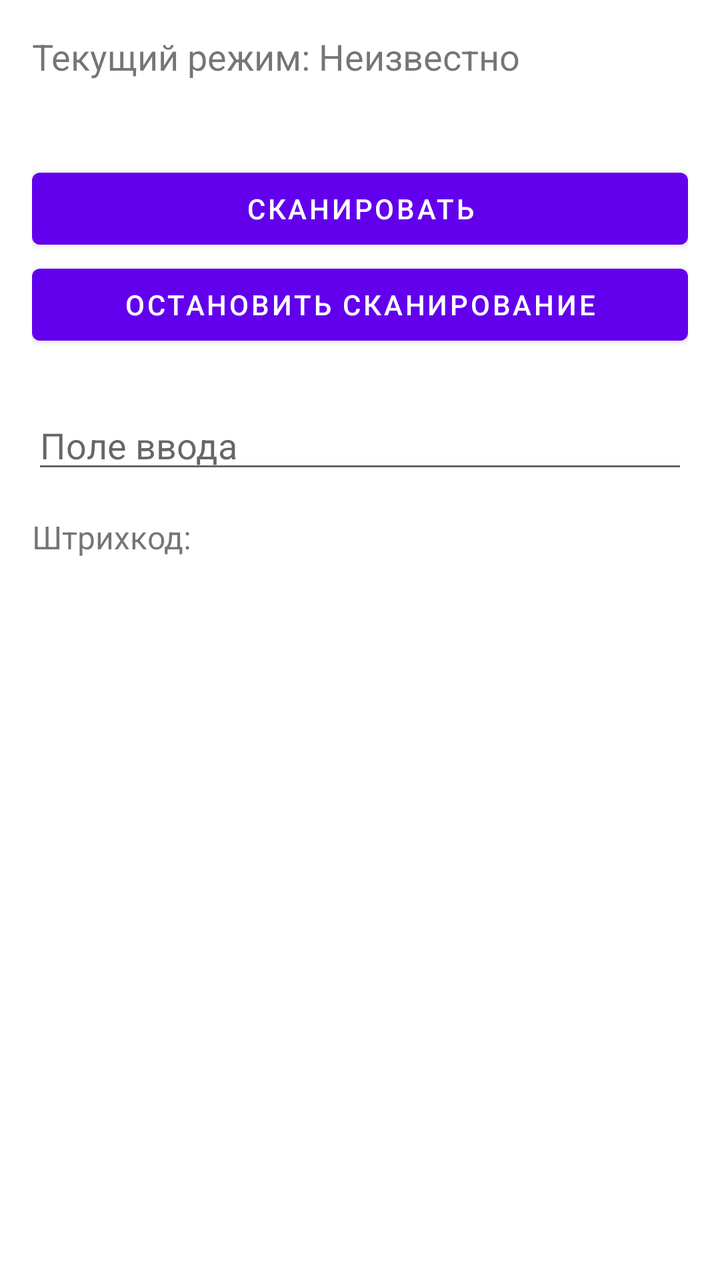
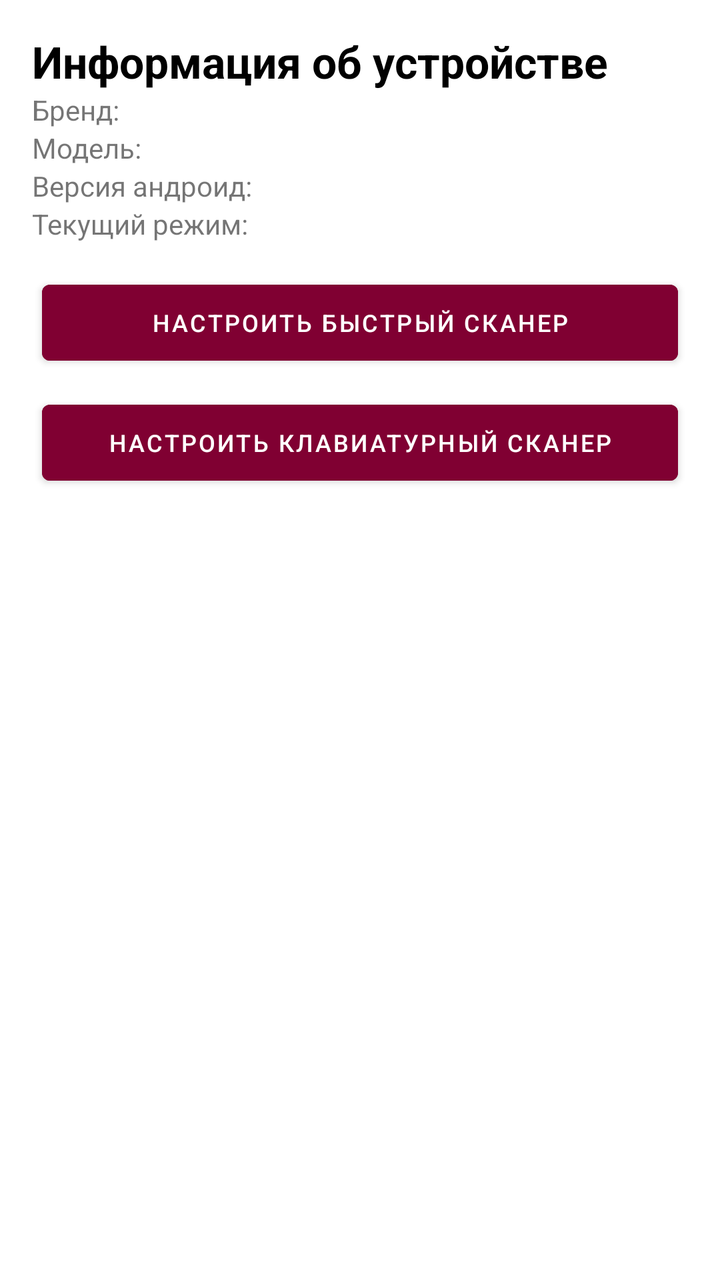

Before-and-after screenshots of an Android layout around one commit, followed by the original layout XML and the change that was made.
<!-- AndroidManifest.xml: application theme Theme.InventoryScannerEvroopt -->
<!-- res/layout/fragment_scanner.xml -->
<?xml version="1.0" encoding="utf-8"?>
<ScrollView xmlns:android="http://schemas.android.com/apk/res/android"
    android:layout_width="match_parent"
    android:layout_height="match_parent">

    <LinearLayout
        android:layout_width="match_parent"
        android:layout_height="wrap_content"
        android:orientation="vertical"
        android:padding="16dp">

        <TextView
            android:id="@+id/tvCurrentMode"
            android:layout_width="wrap_content"
            android:layout_height="wrap_content"
            android:text="Текущий режим: Неизвестно"
            android:textSize="18sp" />

        <Space
            android:layout_width="match_parent"
            android:layout_height="16dp" />


        <Space
            android:layout_width="match_parent"
            android:layout_height="24dp" />

        <Button
            android:id="@+id/btnStartScan"
            android:layout_width="match_parent"
            android:layout_height="wrap_content"
            android:text="Сканировать" />

        <Button
            android:id="@+id/btnStopScan"
            android:layout_width="match_parent"
            android:layout_height="wrap_content"
            android:text="Остановить сканирование" />

        <Space
            android:layout_width="match_parent"
            android:layout_height="24dp" />

        <EditText
            android:id="@+id/etKeystrokeTest"
            android:layout_width="match_parent"
            android:layout_height="wrap_content"
            android:hint="Поле ввода" />

        <TextView
            android:id="@+id/tvScanResult"
            android:layout_width="match_parent"
            android:layout_height="wrap_content"
            android:text="Штрихкод:"
            android:textSize="16sp"
            android:paddingTop="16dp" />

    </LinearLayout>

</ScrollView>
<!-- resources referenced by this layout -->
<resources>
  <style name="Theme.InventoryScannerEvroopt" parent="Theme.MaterialComponents.DayNight.DarkActionBar">
          
          <item name="colorPrimary">@color/purple_500</item>
          <item name="colorPrimaryVariant">@color/purple_700</item>
          <item name="colorOnPrimary">@color/white</item>
          
          <item name="colorSecondary">@color/teal_200</item>
          <item name="colorSecondaryVariant">@color/teal_700</item>
          <item name="colorOnSecondary">@color/black</item>
          
          <item name="android:statusBarColor">?attr/colorPrimaryVariant</item>
          
      </style>
  <color name="purple_500">#FF6200EE</color>
  <color name="purple_700">#FF3700B3</color>
  <color name="white">#FFFFFFFF</color>
  <color name="teal_200">#FF03DAC5</color>
  <color name="teal_700">#FF018786</color>
  <color name="black">#FF000000</color>
</resources>

<!-- the commit's change to res/layout/fragment_scanner.xml (unified diff, before → after) -->
@@ -1,59 +1,72 @@
 <?xml version="1.0" encoding="utf-8"?>
-<ScrollView xmlns:android="http://schemas.android.com/apk/res/android"
+<ScrollView
+    xmlns:android="http://schemas.android.com/apk/res/android"
     android:layout_width="match_parent"
     android:layout_height="match_parent">
 
     <LinearLayout
         android:layout_width="match_parent"
         android:layout_height="wrap_content"
-        android:orientation="vertical"
-        android:padding="16dp">
+        android:padding="16dp"
+        android:orientation="vertical">
+
+        <TextView
+            android:layout_width="wrap_content"
+            android:layout_height="wrap_content"
+            android:text="Информация об устройстве"
+            android:textStyle="bold"
+            android:textSize="22sp"
+            android:textColor="@color/black"/>
+
+        <TextView
+            android:id="@+id/tvBrand"
+            android:layout_width="match_parent"
+            android:layout_height="wrap_content"
+            android:text="Бренд:"/>
+
+
+        <TextView
+            android:id="@+id/tvModel"
+            android:layout_width="match_parent"
+            android:layout_height="wrap_content"
+            android:text="Модель:"/>
+
+        <TextView
+            android:id="@+id/tvVersion"
+            android:layout_width="match_parent"
+            android:layout_height="wrap_content"
+            android:text="Версия андроид:"/>
 
         <TextView
             android:id="@+id/tvCurrentMode"
-            android:layout_width="wrap_content"
+            android:layout_width="match_parent"
             android:layout_height="wrap_content"
-            android:text="Текущий режим: Неизвестно"
-            android:textSize="18sp" />
-
-        <Space
-            android:layout_width="match_parent"
-            android:layout_height="16dp" />
+            android:text="Текущий режим:"/>
 
 
         <Space
             android:layout_width="match_parent"
-            android:layout_height="24dp" />
+            android:layout_height="10dp"/>
 
         <Button
-            android:id="@+id/btnStartScan"
+            android:id="@+id/btnSetBroadcastScanner"
             android:layout_width="match_parent"
-            android:layout_height="wrap_content"
-            android:text="Сканировать" />
+            android:layout_height="50dp"
+            android:layout_margin="5dp"
+            android:backgroundTint="@color/bordo"
+            android:text="Настроить быстрый сканер"
+            android:textSize="12sp"/>
 
         <Button
-            android:id="@+id/btnStopScan"
+            android:id="@+id/btnSetKeystrokeScanner"
             android:layout_width="match_parent"
-            android:layout_height="wrap_content"
-            android:text="Остановить сканирование" />
+            android:layout_height="50dp"
+            android:layout_margin="5dp"
+            android:backgroundTint="@color/bordo"
+            android:text="Настроить клавиатурный сканер"
+            android:textSize="12sp"/>
 
-        <Space
-            android:layout_width="match_parent"
-            android:layout_height="24dp" />
 
-        <EditText
-            android:id="@+id/etKeystrokeTest"
-            android:layout_width="match_parent"
-            android:layout_height="wrap_content"
-            android:hint="Поле ввода" />
-
-        <TextView
-            android:id="@+id/tvScanResult"
-            android:layout_width="match_parent"
-            android:layout_height="wrap_content"
-            android:text="Штрихкод:"
-            android:textSize="16sp"
-            android:paddingTop="16dp" />
 
     </LinearLayout>
 
<!-- resource entries referenced after the edit -->
@@ -1,6 +1,6 @@
 <!-- resources referenced by this layout -->
 <resources>
-  <style name="Theme.InventoryScannerEvroopt" parent="Theme.MaterialComponents.DayNight.DarkActionBar">
+  <style name="Theme.InventoryScannerEvroopt" parent="Theme.MaterialComponents.DayNight.NoActionBar">
           
           <item name="colorPrimary">@color/purple_500</item>
           <item name="colorPrimaryVariant">@color/purple_700</item>
@@ -19,5 +19,6 @@
   <color name="teal_200">#FF03DAC5</color>
   <color name="teal_700">#FF018786</color>
   <color name="black">#FF000000</color>
+  <color name="bordo">#800032</color>
 </resources>
 
